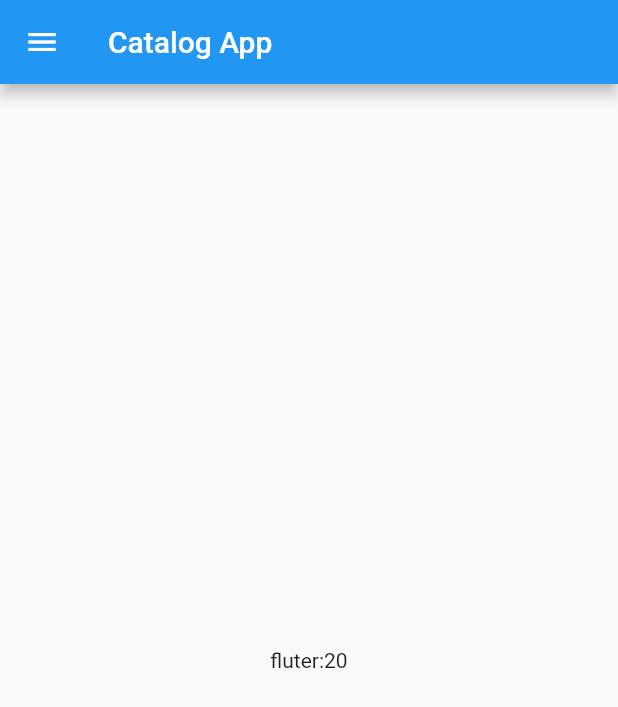
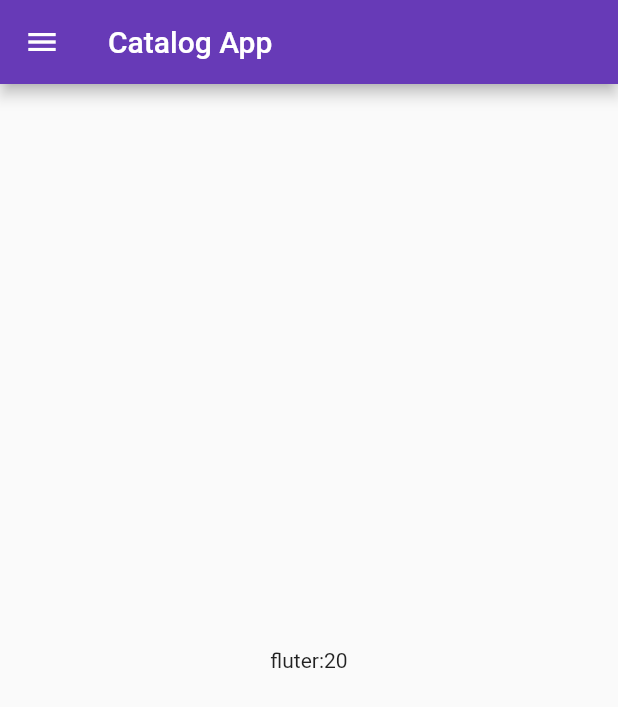
Before and after one commit to rahulpatel352/catalogApp, a Flutter app: the screen it shows after launch, on a phone screen of 412 x 824 dp. Shown: the top 707 px of the screen. Run offline on Flutter 3.47's test engine with Material 2 defaults, Android fonts, the phone set to English and light mode, and no system bars.

Commit message:
day 3 complated

```diff
--- a/lib/main.dart
+++ b/lib/main.dart
@@ -1,4 +1,5 @@
-import 'package:catalog_project/homepage.dart';
+import 'package:catalog_project/pages/homepage.dart';
+import 'package:catalog_project/pages/loginpage.dart';
 import 'package:flutter/material.dart';
 
 void main() {
@@ -12,7 +13,14 @@ class MyApp extends StatelessWidget {
     int days = 20;
     return MaterialApp(
       debugShowCheckedModeBanner: false,
-      home: homepage(),
+      themeMode: ThemeMode.light,
+      theme: ThemeData(primarySwatch: Colors.deepPurple),
+      initialRoute: '/home',
+      routes: {
+        '/': (context) => loginpage(),
+        '/home': (context) => homepage(),
+        '/login': (context) => loginpage(),
+      },
     );
   }
 }
```
Also changed, not shown: lib/pages/loginpage.dart (added, +21 -0 lines), lib/pages/homepage.dart (renamed from lib/homepage.dart).
